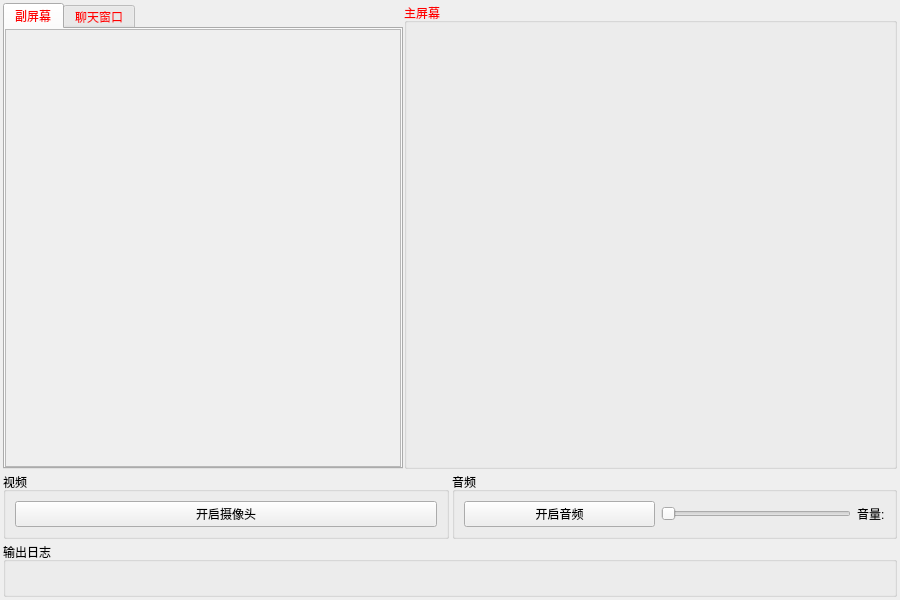
First picture: the form in src/ui/widget.ui, repository wang-y-cell/CloudMeeting_Client, before the edit.
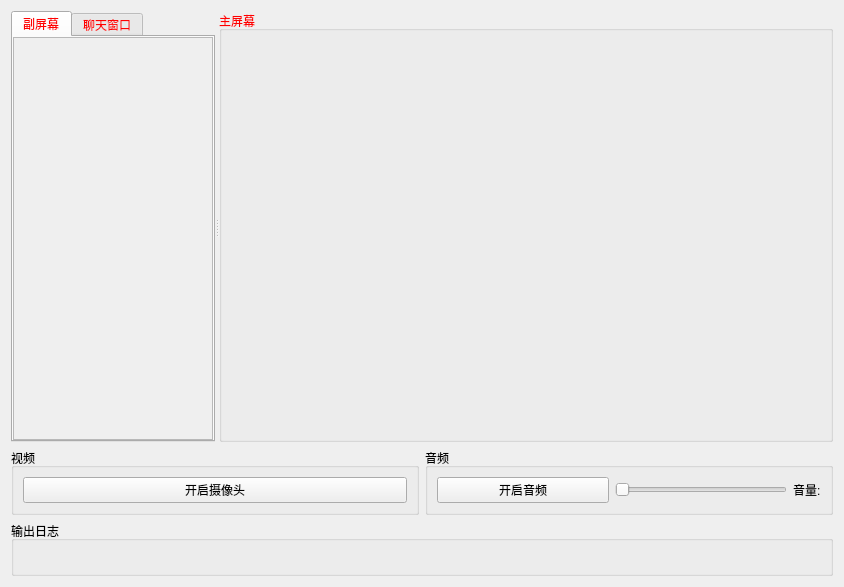
Second picture: the form after the edit. The open tabs and pages were chosen to show the change. Custom widgets are drawn as their Qt base class.

Commit message: 拆分datasolve函数,修改groupbox和tabwidget使用splitter拆分

```diff
--- a/src/ui/widget.ui
+++ b/src/ui/widget.ui
@@ -9,8 +9,8 @@
    <rect>
     <x>0</x>
     <y>0</y>
-    <width>900</width>
-    <height>600</height>
+    <width>844</width>
+    <height>587</height>
    </rect>
   </property>
   <property name="sizePolicy">
@@ -21,35 +21,28 @@
   </property>
   <property name="minimumSize">
    <size>
-    <width>900</width>
-    <height>600</height>
+    <width>0</width>
+    <height>0</height>
    </size>
   </property>
   <property name="windowTitle">
    <string>云会议</string>
   </property>
-  <layout class="QVBoxLayout" name="verticalLayout" stretch="0,0,0">
-   <property name="spacing">
-    <number>3</number>
-   </property>
-   <property name="leftMargin">
-    <number>3</number>
-   </property>
-   <property name="topMargin">
-    <number>3</number>
-   </property>
-   <property name="rightMargin">
-    <number>3</number>
-   </property>
-   <property name="bottomMargin">
-    <number>3</number>
-   </property>
-   <item>
-    <layout class="QHBoxLayout" name="horizontalLayout_5">
-     <property name="spacing">
-      <number>1</number>
-     </property>
-     <item>
+  <layout class="QVBoxLayout" name="verticalLayout" stretch="8,0,0">
+   <item>
+    <widget class="QSplitter" name="splitter">
+     <property name="minimumSize">
+      <size>
+       <width>0</width>
+       <height>0</height>
+      </size>
+     </property>
+     <property name="orientation">
+      <enum>Qt::Orientation::Horizontal</enum>
+     </property>
+     <property name="handleWidth">
+      <number>4</number>
+     </property>
       <widget class="QTabWidget" name="tabWidget">
        <property name="sizePolicy">
         <sizepolicy hsizetype="Minimum" vsizetype="Expanding">
@@ -59,7 +52,7 @@
        </property>
        <property name="minimumSize">
         <size>
-         <width>400</width>
+        <width>0</width>
          <height>0</height>
         </size>
        </property>
@@ -185,6 +178,12 @@
          </property>
          <item>
           <widget class="QScrollArea" name="scrollArea">
+          <property name="minimumSize">
+           <size>
+            <width>200</width>
+            <height>0</height>
+           </size>
+          </property>
            <property name="lineWidth">
             <number>0</number>
            </property>
@@ -196,8 +195,8 @@
              <rect>
               <x>0</x>
               <y>0</y>
-              <width>394</width>
-              <height>430</height>
+             <width>198</width>
+             <height>401</height>
              </rect>
             </property>
             <property name="sizePolicy">
@@ -402,12 +401,10 @@
         </layout>
        </widget>
       </widget>
-     </item>
-     <item>
       <widget class="QGroupBox" name="groupBox_2">
        <property name="sizePolicy">
         <sizepolicy hsizetype="Expanding" vsizetype="Expanding">
-         <horstretch>0</horstretch>
+        <horstretch>1</horstretch>
          <verstretch>0</verstretch>
         </sizepolicy>
        </property>
@@ -485,8 +482,7 @@
         </item>
        </layout>
       </widget>
-     </item>
-    </layout>
+    </widget>
    </item>
    <item>
     <layout class="QHBoxLayout" name="horizontalLayout_6">
```
Lines whose indentation alone changed are shown as unchanged. The commit also changes 5 other files.
